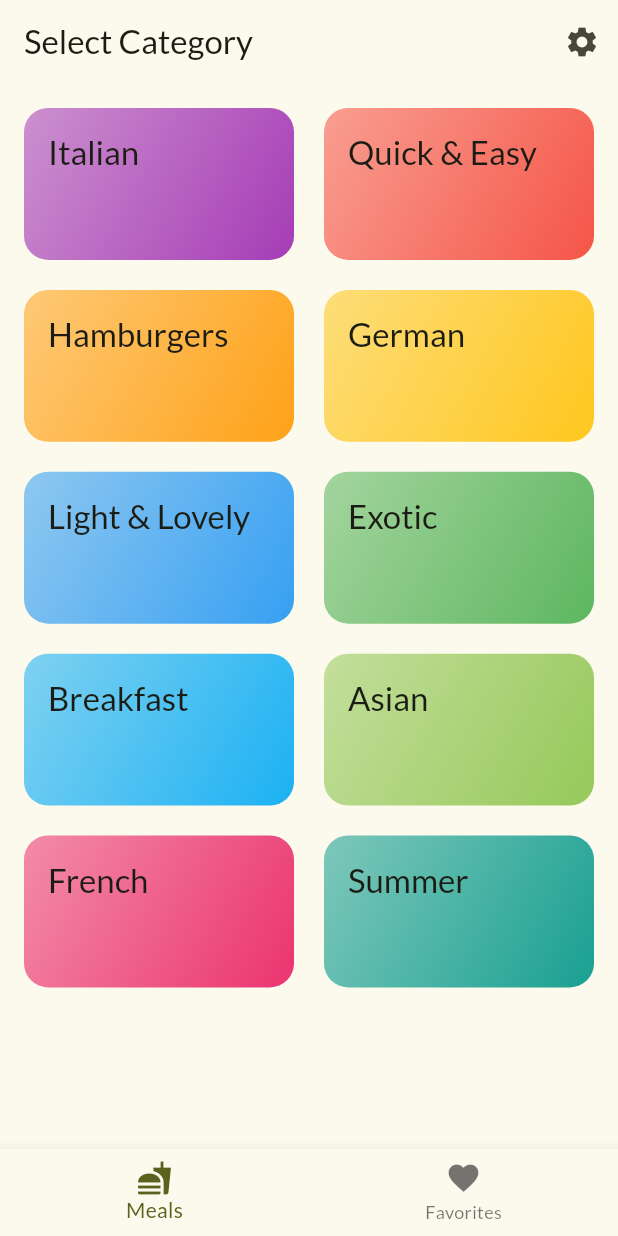
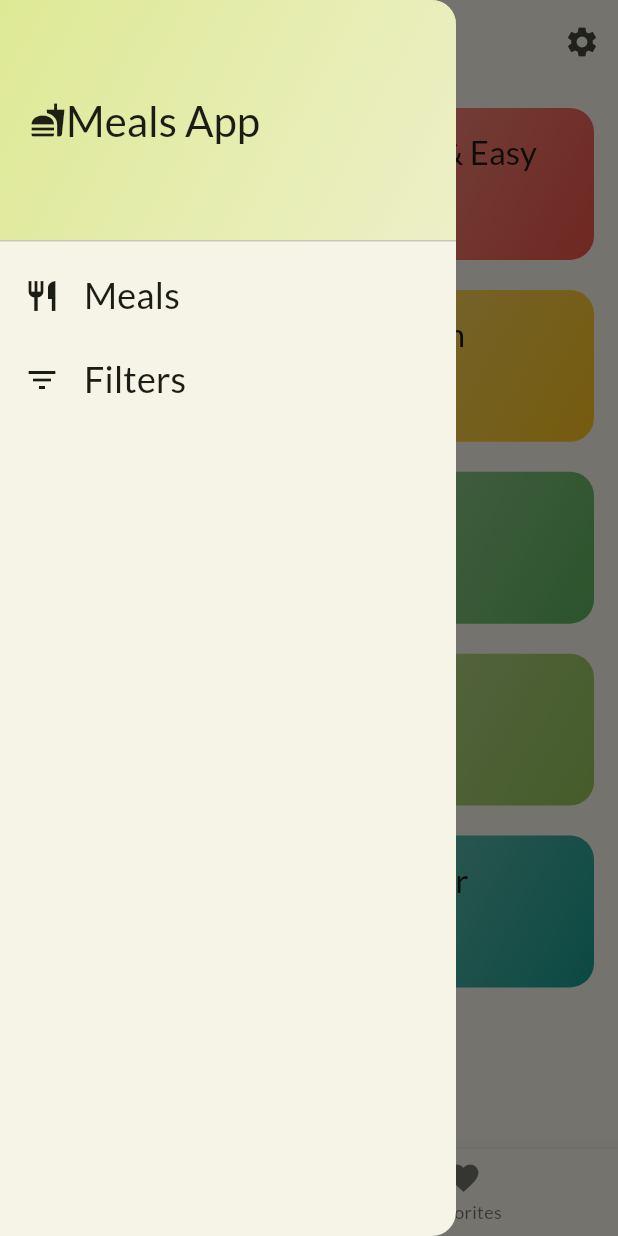
Before and after one commit to Flutter-Egitim/Meals-App, a Flutter app: the screen it shows after launch, with the side drawer open (before the commit the screen has no drawer), on a phone screen of 412 x 824 dp. Run offline on Flutter 3.47's test engine with Material 3 defaults, Android fonts, the phone set to English and light mode, and no system bars; our stand-ins replace easy_localization, google_fonts, shared_preferences, transparent_image.

Commit message:
localization + filter

```diff
--- /dev/null
+++ b/lib/providers/filter_provider.dart
@@ -0,0 +1,28 @@
+import 'package:flutter/material.dart';
+
+class FilterProvider extends ChangeNotifier {
+  bool isGlutenFree = false;
+  bool isVegan = false;
+  bool isVegetarian = false;
+  bool isLactoseFree = false;
+
+  void setGlutenFree(bool value) {
+    isGlutenFree = value;
+    notifyListeners();
+  }
+
+  void setVegan(bool value) {
+    isVegan = value;
+    notifyListeners();
+  }
+
+  void setVegetarian(bool value) {
+    isVegetarian = value;
+    notifyListeners();
+  }
+
+  void setLactoseFree(bool value) {
+    isLactoseFree = value;
+    notifyListeners();
+  }
+}
--- a/lib/screens/category_screen.dart
+++ b/lib/screens/category_screen.dart
@@ -2,16 +2,23 @@ import 'package:flutter/material.dart';
 import 'package:meals_app/data/dummy_data.dart';
 import 'package:meals_app/models/category.dart';
 import 'package:meals_app/screens/meals_screen.dart';
-import 'package:meals_app/screens/settings_screen.dart';
 import 'package:meals_app/widgets/category_grid_item.dart';
+import 'package:provider/provider.dart';
+import 'package:meals_app/providers/filter_provider.dart';
 
 class CategoryScreen extends StatelessWidget {
   const CategoryScreen({super.key});
 
   void _selectCategory(BuildContext context, Category category) {
-    final filteredMeals = dummyMeals
-        .where((meal) => meal.categories.contains(category.id))
-        .toList();
+    final filters = Provider.of<FilterProvider>(context, listen: false);
+    final filteredMeals = dummyMeals.where((meal) {
+      if (!meal.categories.contains(category.id)) return false;
+      if (filters.isGlutenFree && !meal.isGlutenFree) return false;
+      if (filters.isVegan && !meal.isVegan) return false;
+      if (filters.isVegetarian && !meal.isVegetarian) return false;
+      if (filters.isLactoseFree && !meal.isLactoseFree) return false;
+      return true;
+    }).toList();
 
     Navigator.of(context).push(
       MaterialPageRoute(
--- a/lib/widget_tree.dart
+++ b/lib/widget_tree.dart
@@ -1,7 +1,11 @@
 import 'package:flutter/material.dart';
 import 'package:meals_app/screens/category_screen.dart';
+import 'package:meals_app/screens/filters_screen.dart';
 import 'package:meals_app/screens/meals_screen.dart';
 import 'package:meals_app/screens/settings_screen.dart';
+import 'package:meals_app/widgets/main_drawer.dart';
+
+enum TabNames { filters, favorites, meals }
 
 class WidgetTree extends StatefulWidget {
   const WidgetTree({super.key});
@@ -13,17 +17,29 @@ class WidgetTree extends StatefulWidget {
 class _WidgetTreeState extends State<WidgetTree> {
   List<Map<String, dynamic>> pages = [
     {"title": "Select Category", "widget": CategoryScreen()},
-    {
-      "title": "Favorites",
-      "widget": MealsScreen(title: "Favoriler", meals: []),
-    },
+    {"title": "Favorites", "widget": MealsScreen(meals: [])},
   ];
+
+  void _setScreen(TabNames tabName) {
+    switch (tabName) {
+      case TabNames.filters:
+        Navigator.of(
+          context,
+        ).push(MaterialPageRoute(builder: (context) => FiltersScreen()));
+        break;
+      case TabNames.meals:
+        Navigator.of(context).pop();
+        break;
+      default:
+    }
+  }
 
   int _selectedIndex = 0;
   @override
   Widget build(BuildContext context) {
     return Scaffold(
       body: pages[_selectedIndex]["widget"],
+      drawer: MainDrawer(onSelectScreen: _setScreen),
       appBar: AppBar(
         title: Text(pages[_selectedIndex]["title"]),
         actions: [
--- /dev/null
+++ b/lib/widgets/main_drawer.dart
@@ -0,0 +1,73 @@
+import 'package:flutter/material.dart';
+import 'package:meals_app/widget_tree.dart';
+
+class MainDrawer extends StatelessWidget {
+  final void Function(TabNames screenName) onSelectScreen;
+  const MainDrawer({super.key, required this.onSelectScreen});
+
+  @override
+  Widget build(BuildContext context) {
+    return Drawer(
+      child: Column(
+        children: [
+          DrawerHeader(
+            decoration: BoxDecoration(
+              gradient: LinearGradient(
+                begin: Alignment.topLeft,
+                end: Alignment.bottomRight,
+                colors: [
+                  Theme.of(context).colorScheme.primaryContainer.withAlpha(255),
+                  Theme.of(context).colorScheme.primaryContainer.withAlpha(100),
+                ],
+              ),
+            ),
+            padding: EdgeInsets.all(20),
+            child: Row(
+              children: [
+                Icon(Icons.fastfood),
+                Text(
+                  "Meals App",
+                  style: Theme.of(context).textTheme.headlineMedium!.copyWith(
+                    color: Theme.of(context).colorScheme.onSurface,
+                  ),
+                ),
+              ],
+            ),
+          ),
+          ListTile(
+            onTap: () {
+              onSelectScreen(TabNames.meals);
+            },
+            title: Text(
+              "Meals",
+              style: Theme.of(context).textTheme.titleSmall!.copyWith(
+                color: Theme.of(context).colorScheme.onSurface,
+                fontSize: 24,
+              ),
+            ),
+            leading: Icon(
+              Icons.restaurant,
+              color: Theme.of(context).colorScheme.onSurface,
+            ),
+          ),
+          ListTile(
+            onTap: () {
+              onSelectScreen(TabNames.filters);
+            },
+            title: Text(
+              "Filters",
+              style: Theme.of(context).textTheme.titleSmall!.copyWith(
+                color: Theme.of(context).colorScheme.onSurface,
+                fontSize: 24,
+              ),
+            ),
+            leading: Icon(
+              Icons.filter_list,
+              color: Theme.of(context).colorScheme.onSurface,
+            ),
+          ),
+        ],
+      ),
+    );
+  }
+}
--- a/pubspec.yaml
+++ b/pubspec.yaml
@@ -38,6 +38,7 @@ dependencies:
   transparent_image: ^2.0.1
   provider: ^6.1.5
   shared_preferences: ^2.5.3
+  easy_localization: ^3.0.7+1
 
 dev_dependencies:
   flutter_test:
@@ -61,7 +62,8 @@ flutter:
   uses-material-design: true
 
   # To add assets to your application, add an assets section, like this:
-  # assets:
+  assets:
+    - assets/translations/
   #   - images/a_dot_burr.jpeg
   #   - images/a_dot_ham.jpeg
 
```
Also changed, not shown: assets/translations/en-US.json (added, +38 -0 lines), assets/translations/tr-TR.json (added, +38 -0 lines), lib/main.dart (+27 -7 lines), lib/screens/filters_screen.dart (added, +66 -0 lines), lib/screens/meals_screen.dart (+39 -7 lines), lib/screens/settings_screen.dart (+120 -55 lines), lib/widgets/meal_item.dart (+19 -7 lines), lib/data/filter_provider.dart (added), pubspec.lock, 2 other files.
